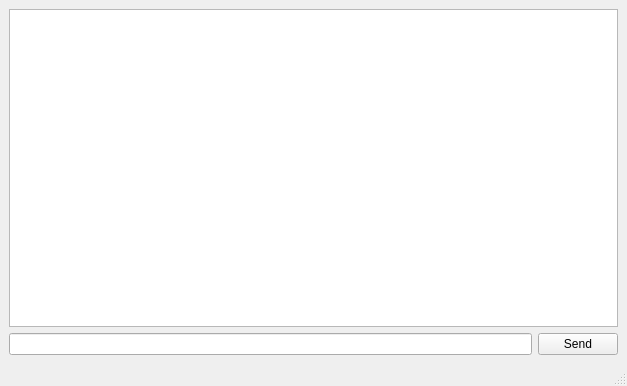
sonerb/python_socket, file form_chat.ui: the form before one commit.
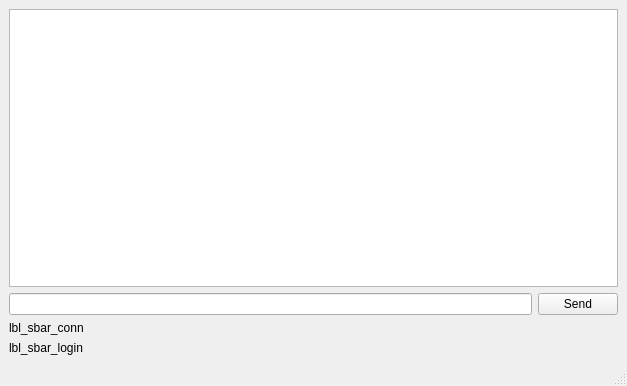
The form after the commit.

Diff of the .ui file:
```diff
--- a/form_chat.ui
+++ b/form_chat.ui
@@ -43,6 +43,20 @@
       </item>
      </layout>
     </item>
+    <item>
+     <widget class="QLabel" name="lbl_sbar_conn">
+      <property name="text">
+       <string>lbl_sbar_conn</string>
+      </property>
+     </widget>
+    </item>
+    <item>
+     <widget class="QLabel" name="lbl_sbar_login">
+      <property name="text">
+       <string>lbl_sbar_login</string>
+      </property>
+     </widget>
+    </item>
    </layout>
   </widget>
   <widget class="QMenuBar" name="menubar">
```
